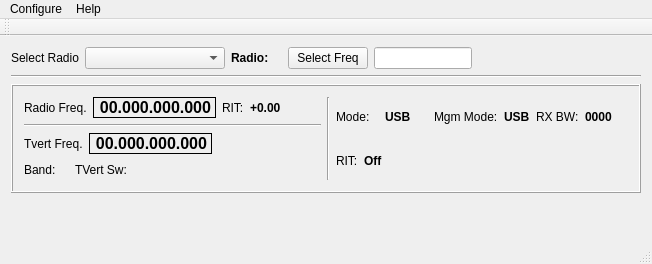
Old version of the form mqt/MqtRigControl/rigcontrolmainwindow.ui in the repository Rsclub22/Minos2-Mirror.
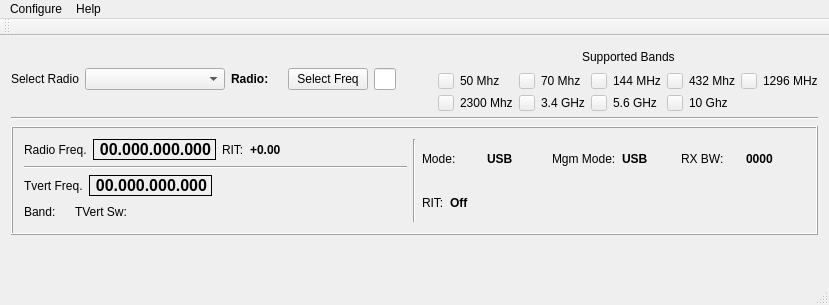
New version of the form. Custom widgets are drawn as their Qt base class.

Commit message: add display of supported bands in rigcontrol

Diff of the .ui file:
```diff
--- a/mqt/MqtRigControl/rigcontrolmainwindow.ui
+++ b/mqt/MqtRigControl/rigcontrolmainwindow.ui
@@ -6,15 +6,15 @@
    <rect>
     <x>0</x>
     <y>0</y>
-    <width>652</width>
-    <height>264</height>
+    <width>829</width>
+    <height>305</height>
    </rect>
   </property>
   <property name="windowTitle">
    <string>Minos Rig Control</string>
   </property>
   <widget class="QWidget" name="centralWidget">
-   <layout class="QVBoxLayout" name="verticalLayout_4">
+   <layout class="QVBoxLayout" name="verticalLayout_5">
     <item>
      <layout class="QVBoxLayout" name="verticalLayout_2">
       <item>
@@ -85,6 +85,258 @@
           </property>
          </spacer>
         </item>
+        <item>
+         <layout class="QVBoxLayout" name="verticalLayout_4">
+          <item>
+           <layout class="QHBoxLayout" name="horizontalLayout_12">
+            <item>
+             <spacer name="horizontalSpacer_8">
+              <property name="orientation">
+               <enum>Qt::Horizontal</enum>
+              </property>
+              <property name="sizeHint" stdset="0">
+               <size>
+                <width>40</width>
+                <height>20</height>
+               </size>
+              </property>
+             </spacer>
+            </item>
+            <item>
+             <widget class="QLabel" name="label">
+              <property name="text">
+               <string>Supported Bands</string>
+              </property>
+             </widget>
+            </item>
+            <item>
+             <spacer name="horizontalSpacer_7">
+              <property name="orientation">
+               <enum>Qt::Horizontal</enum>
+              </property>
+              <property name="sizeHint" stdset="0">
+               <size>
+                <width>40</width>
+                <height>20</height>
+               </size>
+              </property>
+             </spacer>
+            </item>
+           </layout>
+          </item>
+          <item>
+           <layout class="QGridLayout" name="gridLayout">
+            <item row="0" column="4">
+             <widget class="QPushButton" name="_144mhz_Indicator">
+              <property name="enabled">
+               <bool>false</bool>
+              </property>
+              <property name="maximumSize">
+               <size>
+                <width>16</width>
+                <height>16</height>
+               </size>
+              </property>
+              <property name="text">
+               <string/>
+              </property>
+             </widget>
+            </item>
+            <item row="1" column="4">
+             <widget class="QPushButton" name="_5_6ghz_Indicator">
+              <property name="enabled">
+               <bool>false</bool>
+              </property>
+              <property name="maximumSize">
+               <size>
+                <width>16</width>
+                <height>16</height>
+               </size>
+              </property>
+              <property name="text">
+               <string/>
+              </property>
+             </widget>
+            </item>
+            <item row="1" column="2">
+             <widget class="QPushButton" name="_3_4ghz_Indicator">
+              <property name="enabled">
+               <bool>false</bool>
+              </property>
+              <property name="maximumSize">
+               <size>
+                <width>16</width>
+                <height>16</height>
+               </size>
+              </property>
+              <property name="text">
+               <string/>
+              </property>
+             </widget>
+            </item>
+            <item row="1" column="6">
+             <widget class="QPushButton" name="_10ghz_Indicator">
+              <property name="enabled">
+               <bool>false</bool>
+              </property>
+              <property name="maximumSize">
+               <size>
+                <width>16</width>
+                <height>16</height>
+               </size>
+              </property>
+              <property name="text">
+               <string/>
+              </property>
+             </widget>
+            </item>
+            <item row="1" column="0">
+             <widget class="QPushButton" name="_2300mhz_Indicator">
+              <property name="enabled">
+               <bool>false</bool>
+              </property>
+              <property name="maximumSize">
+               <size>
+                <width>16</width>
+                <height>16</height>
+               </size>
+              </property>
+              <property name="text">
+               <string/>
+              </property>
+             </widget>
+            </item>
+            <item row="0" column="2">
+             <widget class="QPushButton" name="_70mhz_Indicator">
+              <property name="enabled">
+               <bool>false</bool>
+              </property>
+              <property name="maximumSize">
+               <size>
+                <width>16</width>
+                <height>16</height>
+               </size>
+              </property>
+              <property name="text">
+               <string/>
+              </property>
+             </widget>
+            </item>
+            <item row="0" column="8">
+             <widget class="QPushButton" name="_1296mhz_Indicator">
+              <property name="enabled">
+               <bool>false</bool>
+              </property>
+              <property name="maximumSize">
+               <size>
+                <width>16</width>
+                <height>16</height>
+               </size>
+              </property>
+              <property name="text">
+               <string/>
+              </property>
+             </widget>
+            </item>
+            <item row="1" column="1">
+             <widget class="QLabel" name="label_9">
+              <property name="text">
+               <string>2300 Mhz</string>
+              </property>
+             </widget>
+            </item>
+            <item row="0" column="3">
+             <widget class="QLabel" name="label_5">
+              <property name="text">
+               <string>70 Mhz</string>
+              </property>
+             </widget>
+            </item>
+            <item row="0" column="0">
+             <widget class="QPushButton" name="_50mhz_Indicator">
+              <property name="enabled">
+               <bool>false</bool>
+              </property>
+              <property name="maximumSize">
+               <size>
+                <width>16</width>
+                <height>16</height>
+               </size>
+              </property>
+              <property name="text">
+               <string/>
+              </property>
+             </widget>
+            </item>
+            <item row="0" column="5">
+             <widget class="QLabel" name="label_6">
+              <property name="text">
+               <string>144 MHz</string>
+              </property>
+             </widget>
+            </item>
+            <item row="0" column="1">
+             <widget class="QLabel" name="label_4">
+              <property name="text">
+               <string>50 Mhz</string>
+              </property>
+             </widget>
+            </item>
+            <item row="0" column="9">
+             <widget class="QLabel" name="label_8">
+              <property name="text">
+               <string>1296 MHz</string>
+              </property>
+             </widget>
+            </item>
+            <item row="0" column="6">
+             <widget class="QPushButton" name="_432mhz_Indicator">
+              <property name="enabled">
+               <bool>false</bool>
+              </property>
+              <property name="maximumSize">
+               <size>
+                <width>16</width>
+                <height>16</height>
+               </size>
+              </property>
+              <property name="text">
+               <string/>
+              </property>
+             </widget>
+            </item>
+            <item row="0" column="7">
+             <widget class="QLabel" name="label_7">
+              <property name="text">
+               <string>432 Mhz</string>
+              </property>
+             </widget>
+            </item>
+            <item row="1" column="3">
+             <widget class="QLabel" name="label_10">
+              <property name="text">
+               <string>3.4 GHz</string>
+              </property>
+             </widget>
+            </item>
+            <item row="1" column="5">
+             <widget class="QLabel" name="label_11">
+              <property name="text">
+               <string>5.6 GHz</string>
+              </property>
+             </widget>
+            </item>
+            <item row="1" column="7">
+             <widget class="QLabel" name="label_12">
+              <property name="text">
+               <string>10 Ghz</string>
+              </property>
+             </widget>
+            </item>
+           </layout>
+          </item>
+         </layout>
+        </item>
        </layout>
       </item>
       <item>
@@ -445,7 +697,7 @@
     <rect>
      <x>0</x>
      <y>0</y>
-     <width>652</width>
+     <width>829</width>
      <height>21</height>
     </rect>
    </property>
```
The commit also changes 2 other files.
